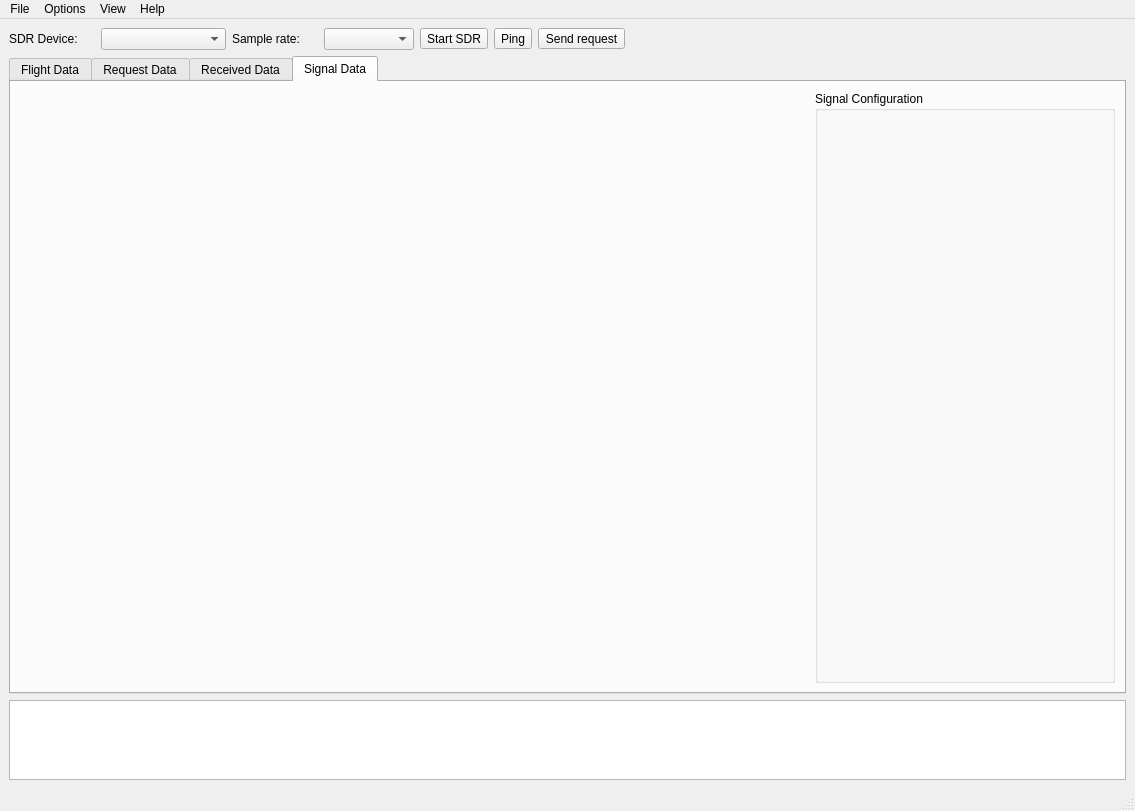
The window that gui/qt/mainwindow.ui (floripasat/grs) describes before a commit, drawn with Qt 5.
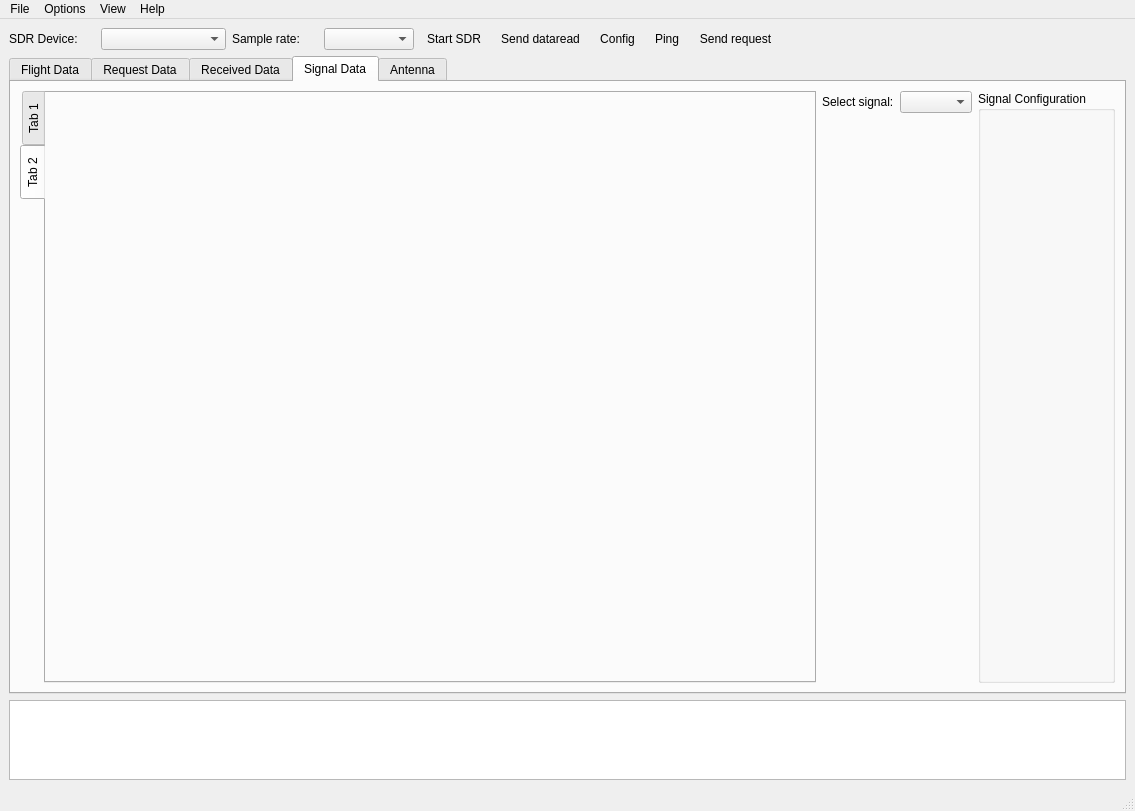
The same window after the commit. The open tabs and pages were chosen to show the change. Icons and pictures are not drawn.

Commit message: Changing toolbar icons

```diff
--- a/gui/qt/mainwindow.ui
+++ b/gui/qt/mainwindow.ui
@@ -20,7 +20,7 @@
       <property name="layoutDirection">
        <enum>Qt::LeftToRight</enum>
       </property>
-      <layout class="QHBoxLayout" name="horizontalLayout" stretch="0,0,0,0,0,0,0,0">
+      <layout class="QHBoxLayout" name="horizontalLayout" stretch="0,0,0,0,0,0,0,0,0,0">
        <property name="spacing">
         <number>6</number>
        </property>
@@ -123,6 +123,50 @@
            <height>32</height>
           </size>
          </property>
+         <property name="popupMode">
+          <enum>QToolButton::DelayedPopup</enum>
+         </property>
+         <property name="autoRaise">
+          <bool>true</bool>
+         </property>
+        </widget>
+       </item>
+       <item>
+        <widget class="QToolButton" name="TBsenddataread">
+         <property name="toolTip">
+          <string>Send data read to server</string>
+         </property>
+         <property name="text">
+          <string>Send dataread</string>
+         </property>
+         <property name="iconSize">
+          <size>
+           <width>32</width>
+           <height>32</height>
+          </size>
+         </property>
+         <property name="autoRaise">
+          <bool>true</bool>
+         </property>
+        </widget>
+       </item>
+       <item>
+        <widget class="QToolButton" name="TBconfig">
+         <property name="toolTip">
+          <string>Configurations</string>
+         </property>
+         <property name="text">
+          <string>Config</string>
+         </property>
+         <property name="iconSize">
+          <size>
+           <width>32</width>
+           <height>32</height>
+          </size>
+         </property>
+         <property name="autoRaise">
+          <bool>true</bool>
+         </property>
         </widget>
        </item>
        <item>
@@ -136,6 +180,9 @@
            <height>32</height>
           </size>
          </property>
+         <property name="autoRaise">
+          <bool>true</bool>
+         </property>
         </widget>
        </item>
        <item>
@@ -152,6 +199,9 @@
          <property name="checkable">
           <bool>false</bool>
          </property>
+         <property name="autoRaise">
+          <bool>true</bool>
+         </property>
         </widget>
        </item>
        <item>
@@ -166,6 +216,12 @@
     </item>
     <item>
      <widget class="QTabWidget" name="tabWidget">
+      <property name="tabPosition">
+       <enum>QTabWidget::North</enum>
+      </property>
+      <property name="tabShape">
+       <enum>QTabWidget::Rounded</enum>
+      </property>
       <property name="currentIndex">
        <number>1</number>
       </property>
@@ -513,8 +569,69 @@
         <string>Signal Data</string>
        </attribute>
        <layout class="QHBoxLayout" name="horizontalLayout_7">
+        <item>
+         <widget class="QTabWidget" name="tabWidget_2">
+          <property name="tabPosition">
+           <enum>QTabWidget::West</enum>
+          </property>
+          <property name="currentIndex">
+           <number>1</number>
+          </property>
+          <widget class="QWidget" name="tab">
+           <attribute name="title">
+            <string>Tab 1</string>
+           </attribute>
+          </widget>
+          <widget class="QWidget" name="tab_2">
+           <attribute name="title">
+            <string>Tab 2</string>
+           </attribute>
+          </widget>
+         </widget>
+        </item>
         <item>
          <layout class="QVBoxLayout" name="VLsignal">
+          <item>
+           <widget class="QWidget" name="widget_2" native="true">
+            <property name="sizePolicy">
+             <sizepolicy hsizetype="Maximum" vsizetype="Maximum">
+              <horstretch>0</horstretch>
+              <verstretch>0</verstretch>
+             </sizepolicy>
+            </property>
+            <layout class="QHBoxLayout" name="horizontalLayout_3">
+             <property name="spacing">
+              <number>6</number>
+             </property>
+             <property name="margin">
+              <number>0</number>
+             </property>
+             <item>
+              <widget class="QLabel" name="label">
+               <property name="sizePolicy">
+                <sizepolicy hsizetype="Maximum" vsizetype="Maximum">
+                 <horstretch>0</horstretch>
+                 <verstretch>0</verstretch>
+                </sizepolicy>
+               </property>
+               <property name="text">
+                <string>Select signal:</string>
+               </property>
+              </widget>
+             </item>
+             <item>
+              <widget class="QComboBox" name="comboBox">
+               <property name="sizePolicy">
+                <sizepolicy hsizetype="Maximum" vsizetype="Fixed">
+                 <horstretch>0</horstretch>
+                 <verstretch>0</verstretch>
+                </sizepolicy>
+               </property>
+              </widget>
+             </item>
+            </layout>
+           </widget>
+          </item>
           <item>
            <widget class="QLabel" name="Lfft">
             <property name="text">
@@ -546,6 +663,11 @@
         </item>
        </layout>
       </widget>
+      <widget class="QWidget" name="tabAntenna">
+       <attribute name="title">
+        <string>Antenna</string>
+       </attribute>
+      </widget>
      </widget>
     </item>
     <item>
```
Left out of the diff: 17 changed lines with no effect on the pictures. The commit also changes 17 other files.
